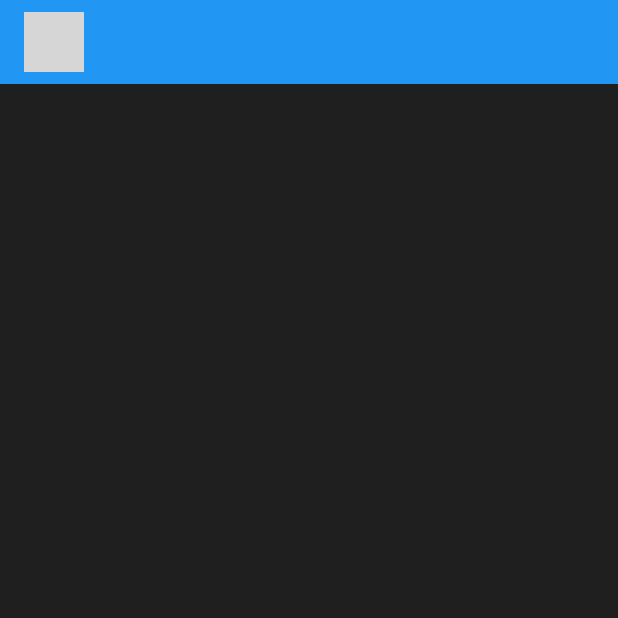
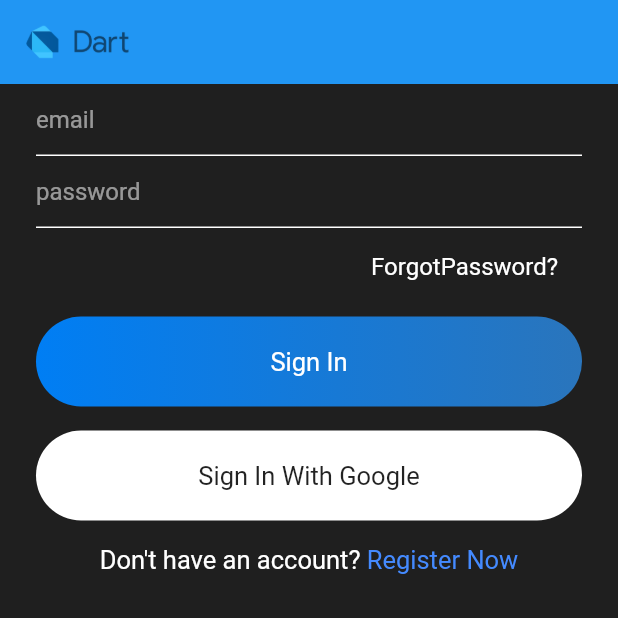
Before and after one commit to mohamedamine-tarhouni/chatbox, a Flutter app: the screen it shows after launch, on a phone screen of 412 x 824 dp, the top half of it. Run offline on Flutter 3.47's test engine with Material 2 defaults, Android fonts, the phone set to English and light mode, and no system bars; grey boxes are pictures that could not be loaded.

Commit message:
Projet debut

```diff
--- a/lib/main.dart
+++ b/lib/main.dart
@@ -15,13 +15,11 @@ class MyApp extends StatelessWidget {
         title: 'FlutterChat',
         debugShowCheckedModeBanner: false,
         theme: ThemeData(
-        primaryColor: Color(0xff145C9E),
-    scaffoldBackgroundColor: Color(0xff1F1F1F),
-    accentColor: Color(0xff007EF4),
-    fontFamily: "OverpassRegular",
-    visualDensity: VisualDensity.adaptivePlatformDensity,
-    ),
-      home:SignIn()
-    );
+          primaryColor: Color(0xff145C9E),
+          scaffoldBackgroundColor: Color(0xff1F1F1F),
+          primarySwatch: Colors.blue,
+          visualDensity: VisualDensity.adaptivePlatformDensity,
+        ),
+        home: SignIn());
   }
 }
--- a/lib/views/sigin.dart
+++ b/lib/views/sigin.dart
@@ -13,7 +13,78 @@ class _SignInState extends State<SignIn> {
   @override
   Widget build(BuildContext context) {
     return Scaffold(
-     appBar: appBarMain(context),
+      appBar: appBarMain(context),
+      body: Container(
+          padding: EdgeInsets.symmetric(horizontal: 24),
+          child: Column(
+            children: [
+              TextField(
+                  style: simpleTextStyle(Colors.white, 16),
+                  decoration: textFieldInputDecoration("email")),
+              TextField(
+                  style: simpleTextStyle(Colors.white, 16),
+                  decoration: textFieldInputDecoration("password")),
+              SizedBox(
+                height: 8,
+              ),
+              Container(
+                alignment: Alignment.centerRight,
+                child: Container(
+                  padding: EdgeInsets.symmetric(horizontal: 16, vertical: 8),
+                  child: Text(
+                    "ForgotPassword?",
+                    style: simpleTextStyle(Colors.white, 16),
+                  ),
+                ),
+              ),
+              SizedBox(
+                height: 16,
+              ),
+              Container(
+                alignment: Alignment.center,
+                width: MediaQuery.of(context).size.width,
+                padding: EdgeInsets.symmetric(vertical: 20),
+                decoration: BoxDecoration(
+                    gradient: LinearGradient(colors: [
+                  const Color(0xff007EF4),
+                  const Color(0xff2A75BC)
+                ]),
+                  borderRadius: BorderRadius.circular(30)
+                ),
+                child: Text(
+                  "Sign In",
+                  style: simpleTextStyle(Colors.white, 17),
+                ),
+              ),
+              SizedBox(
+                height: 16,
+              ),
+              Container(
+                alignment: Alignment.center,
+                width: MediaQuery.of(context).size.width,
+                padding: EdgeInsets.symmetric(vertical: 20),
+                decoration: BoxDecoration(
+                    color: Colors.white,
+                    borderRadius: BorderRadius.circular(30)
+                ),
+                child: Text(
+                  "Sign In With Google",
+                  style: simpleTextStyle(Colors.black87, 17),
+                ),
+              ),
+              SizedBox(
+                height: 16,
+              ),
+              Row(
+                mainAxisAlignment: MainAxisAlignment.center,
+                children: [
+                  Text("Don't have an account? ",style: simpleTextStyle(Colors.white, 17),),
+                  Text("Register Now",style: simpleTextStyle(Colors.blueAccent, 17),),
+                ],
+              )
+            ],
+          )
+      ),
     );
   }
 }
--- a/lib/widgets/widget.dart
+++ b/lib/widgets/widget.dart
@@ -1,13 +1,34 @@
 import 'package:flutter/material.dart';
 
 @override
-Widget appBarMain(BuildContext context) {
+AppBar appBarMain(BuildContext context) {
   return AppBar(
     title: Image.asset(
-      "assets/images/logo.png",
+      "assets/images/Dart-Logo-768x431.png",
       height: 40,
     ),
     elevation: 0.0,
     centerTitle: false,
   );
 }
+InputDecoration textFieldInputDecoration(String hintText){
+  return InputDecoration(
+      hintText: hintText,
+      hintStyle: TextStyle(
+        color: Colors.white54,
+      ),
+      focusedBorder: UnderlineInputBorder(
+        borderSide: BorderSide(color: Colors.white),
+      ),
+      enabledBorder: UnderlineInputBorder(
+          borderSide: BorderSide(color: Colors.white)
+      )
+  );
+}
+TextStyle simpleTextStyle(Color color,double FS){
+  return TextStyle(
+    color: color,
+    fontSize: FS
+  );
+
+}
```
